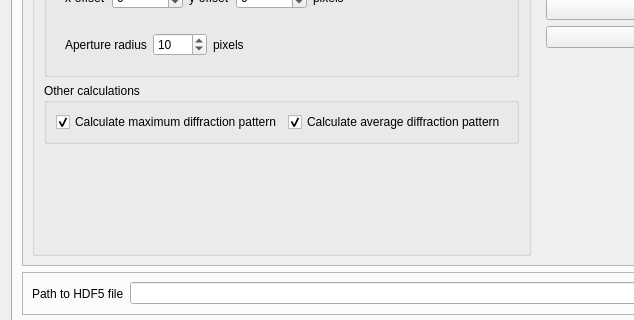
First picture: the form in tvipsconverter/widget.ui, repository din14970/TVIPSconverter, before the edit; both pictures show x 0 to 634 and y 569 to 889 of the 1171 by 1003 pixel window.
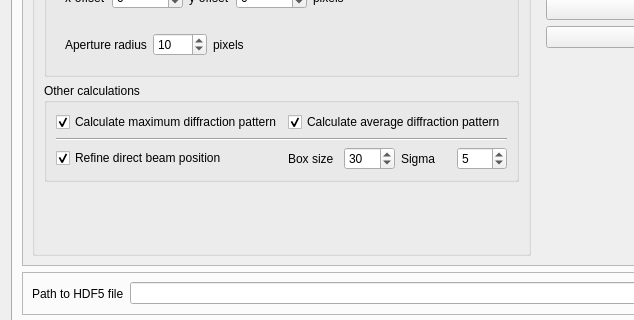
Second picture: the form after the edit. The open tabs and pages were chosen to show the change.

Commit message: added refine_center fnality on export hdf

Diff of the .ui file:
```diff
--- a/tvipsconverter/widget.ui
+++ b/tvipsconverter/widget.ui
@@ -157,7 +157,7 @@
             <x>0</x>
             <y>0</y>
             <width>1115</width>
-            <height>734</height>
+            <height>780</height>
            </rect>
           </property>
           <layout class="QHBoxLayout" name="horizontalLayout_11">
@@ -736,7 +736,67 @@
                    </property>
                   </widget>
                  </item>
-                 <item row="0" column="1">
+                 <item row="2" column="4">
+                  <widget class="QSpinBox" name="spinBox_refine_center_sigma">
+                   <property name="toolTip">
+                    <string>&lt;html&gt;&lt;head/&gt;&lt;body&gt;&lt;p&gt;Sigma should be set at least as large as the direct beam disk radius to accurately find the center point.&lt;/p&gt;&lt;/body&gt;&lt;/html&gt;</string>
+                   </property>
+                   <property name="value">
+                    <number>5</number>
+                   </property>
+                  </widget>
+                 </item>
+                 <item row="2" column="3">
+                  <widget class="QLabel" name="label_41">
+                   <property name="toolTip">
+                    <string>&lt;html&gt;&lt;head/&gt;&lt;body&gt;&lt;p&gt;Sigma should be set at least as large as the direct beam disk radius to accurately find the center point.&lt;/p&gt;&lt;/body&gt;&lt;/html&gt;</string>
+                   </property>
+                   <property name="text">
+                    <string>Sigma</string>
+                   </property>
+                  </widget>
+                 </item>
+                 <item row="2" column="0">
+                  <widget class="QCheckBox" name="checkBox_refine_center">
+                   <property name="toolTip">
+                    <string>&lt;html&gt;&lt;head/&gt;&lt;body&gt;&lt;p&gt;The direct beam location will be refined and stored as metadata for each frame. This is done by blurring (sigma) a small central region (of diameter box size) and finding the peak position. Therefore box size should be large enough to encompass the direct beam entirely for all scnning pixels and sigma should be at least the disk radius.&lt;/p&gt;&lt;/body&gt;&lt;/html&gt;</string>
+                   </property>
+                   <property name="text">
+                    <string>Refine direct beam position</string>
+                   </property>
+                   <property name="checked">
+                    <bool>true</bool>
+                   </property>
+                  </widget>
+                 </item>
+                 <item row="2" column="1">
+                  <widget class="QLabel" name="label_40">
+                   <property name="toolTip">
+                    <string>&lt;html&gt;&lt;head/&gt;&lt;body&gt;&lt;p&gt;Diameter of the bo in which the direct beam spot will be found for all scanning positions.&lt;/p&gt;&lt;/body&gt;&lt;/html&gt;</string>
+                   </property>
+                   <property name="text">
+                    <string>Box size</string>
+                   </property>
+                  </widget>
+                 </item>
+                 <item row="2" column="2">
+                  <widget class="QSpinBox" name="spinBox_refine_center_diameter">
+                   <property name="toolTip">
+                    <string>&lt;html&gt;&lt;head/&gt;&lt;body&gt;&lt;p&gt;Diameter of the bo in which the direct beam spot will be found for all scanning positions.&lt;/p&gt;&lt;/body&gt;&lt;/html&gt;</string>
+                   </property>
+                   <property name="value">
+                    <number>30</number>
+                   </property>
+                  </widget>
+                 </item>
+                 <item row="1" column="0" colspan="5">
+                  <widget class="Line" name="line">
+                   <property name="orientation">
+                    <enum>Qt::Horizontal</enum>
+                   </property>
+                  </widget>
+                 </item>
+                 <item row="0" column="1" colspan="4">
                   <widget class="QCheckBox" name="checkBox_average_image">
                    <property name="text">
                     <string>Calculate average diffraction pattern</string>
```
Left out of the diff: 41 changed lines with no effect on the pictures. The commit also changes 2 other files.
